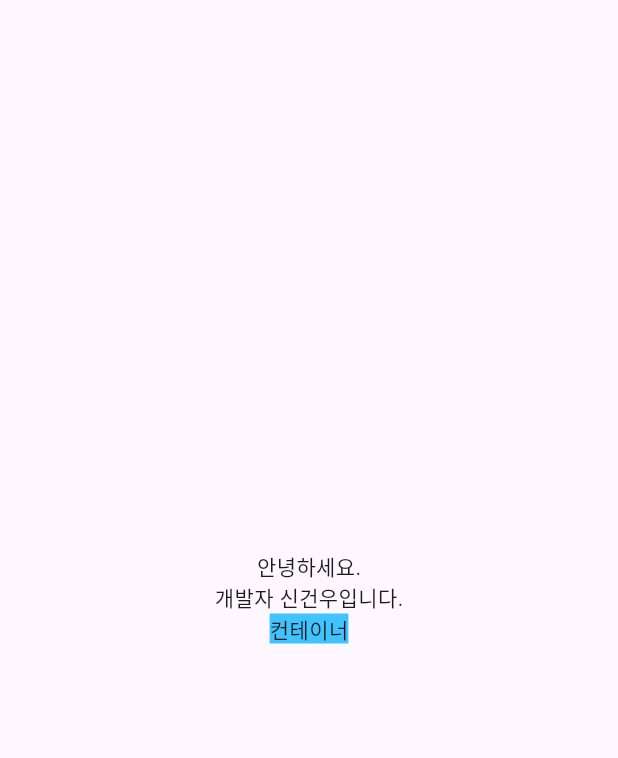
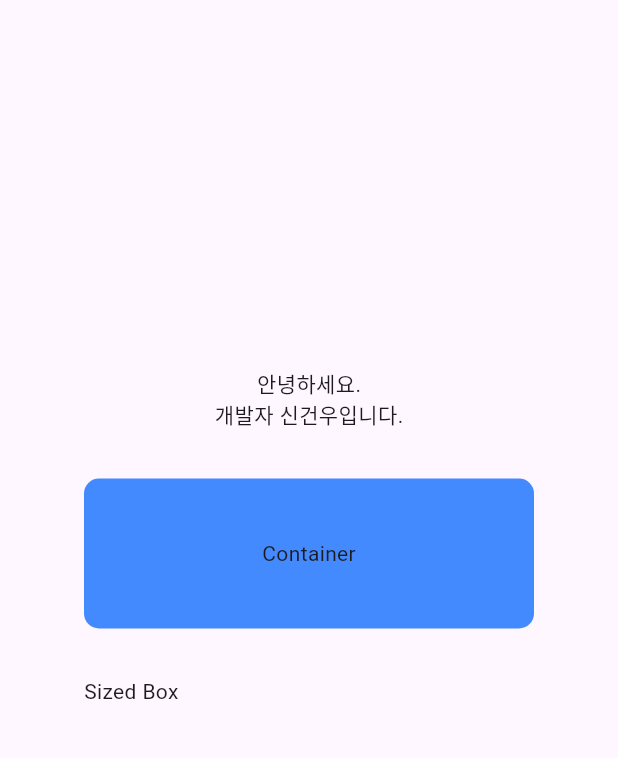
Before and after one commit to spacedustz/Flutter, a Flutter app: the MainScreen screen opened by its route, on a phone screen of 412 x 824 dp, the part 63-821 px from its top. Run offline on Flutter 3.47's test engine with Material 3 defaults, Android fonts, the phone set to English and light mode, and no system bars.

Commit message:
Container & SizedBox Widget 코드 추가

```diff
--- a/lib/screen/main_screen.dart
+++ b/lib/screen/main_screen.dart
@@ -7,7 +7,6 @@ class MainScreen extends StatefulWidget {
   State<MainScreen> createState() => _MainScreenState();
 }
 
-// Column-Row-Expanded Widget
 class _MainScreenState extends State<MainScreen> {
   @override
   Widget build(BuildContext context) {
@@ -23,8 +22,18 @@ class _MainScreenState extends State<MainScreen> {
             Text('안녕하세요.'),
             Text('개발자 신건우입니다.'),
             Container(
-              color: Colors.lightBlueAccent,
-              child: Text('컨테이너'),
+              width: 300,
+              height: 100,
+              margin: EdgeInsets.all(32), // margin 32 전체 margin에 적용
+              // margin: EdgeInsets.only(left: 10,right: 0, top: 0, bottom: 0) // 원하는 margin 방향만 지정 가능
+              alignment: Alignment.center, // Text 중앙으로
+              decoration: BoxDecoration(borderRadius: BorderRadius.circular(10), color: Colors.blueAccent,),
+              child: Text('Container'),
+            ),
+            SizedBox(
+              width: 300,
+              height: 100,
+              child: Text('Sized Box'),
             )
           ],
         ),
```
Also changed, not shown: lib/ex/widget/container_widget.dart (+38 -1 lines).
